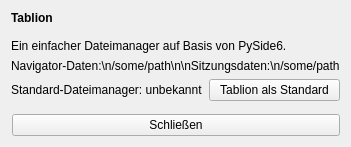
Qt form src/ui/about.ui (acambule/tablion) before a commit.
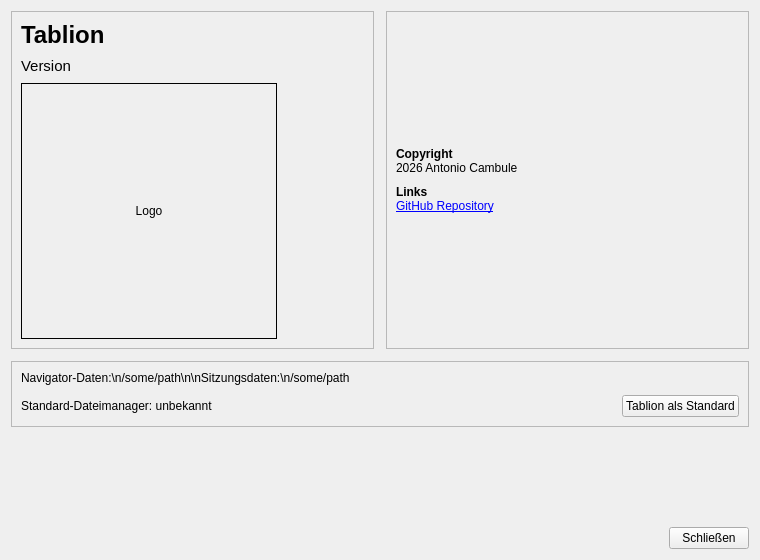
The same form after that commit.

Commit message:
feat(about-dialog): update About dialog UI and functionality
Enhance the About dialog with new layout and additional information.
Update header texts, add links, and improve logo handling.

What changed in the file:
```diff
--- a/src/ui/about.ui
+++ b/src/ui/about.ui
@@ -2,55 +2,247 @@
 <ui version="4.0">
  <class>AboutDialogUI</class>
  <widget class="QWidget" name="AboutDialogUI">
+  <property name="geometry">
+   <rect>
+    <x>0</x>
+    <y>0</y>
+    <width>760</width>
+    <height>560</height>
+   </rect>
+  </property>
+  <property name="minimumSize">
+   <size>
+    <width>760</width>
+    <height>560</height>
+   </size>
+  </property>
   <property name="windowTitle">
    <string>Über / Info</string>
   </property>
   <layout class="QVBoxLayout" name="verticalLayout">
+   <property name="spacing">
+    <number>12</number>
+   </property>
    <item>
-    <widget class="QLabel" name="introLabel">
-     <property name="text">
-      <string>&lt;b&gt;Tablion&lt;/b&gt;&lt;br/&gt;&lt;br/&gt;Ein einfacher Dateimanager auf Basis von PySide6.</string>
+    <layout class="QHBoxLayout" name="topLayout">
+     <property name="spacing">
+      <number>12</number>
      </property>
-     <property name="textFormat">
-      <enum>Qt::RichText</enum>
-     </property>
-    </widget>
-   </item>
-   <item>
-    <widget class="QLabel" name="pathsLabel">
-     <property name="text">
-      <string>Navigator-Daten:\n/some/path\n\nSitzungsdaten:\n/some/path</string>
-     </property>
-     <property name="textFormat">
-      <enum>Qt::RichText</enum>
-     </property>
-    </widget>
-   </item>
-   <item>
-    <layout class="QHBoxLayout" name="defaultLayout">
      <item>
-      <widget class="QLabel" name="defaultLabel">
-       <property name="text">
-        <string>Standard-Dateimanager: unbekannt</string>
+      <widget class="QFrame" name="leftPanel">
+       <property name="frameShape">
+        <enum>QFrame::StyledPanel</enum>
        </property>
+       <layout class="QVBoxLayout" name="leftPanelLayout">
+        <property name="spacing">
+         <number>8</number>
+        </property>
+        <item>
+         <widget class="QLabel" name="appNameLabel">
+          <property name="font">
+           <font>
+            <pointsize>18</pointsize>
+            <weight>75</weight>
+            <bold>true</bold>
+           </font>
+          </property>
+          <property name="text">
+           <string>Tablion</string>
+          </property>
+         </widget>
+        </item>
+        <item>
+         <widget class="QLabel" name="versionLabel">
+          <property name="font">
+           <font>
+            <pointsize>11</pointsize>
+           </font>
+          </property>
+          <property name="text">
+           <string>Version</string>
+          </property>
+         </widget>
+        </item>
+        <item>
+         <widget class="QLabel" name="logoLabel">
+          <property name="minimumSize">
+           <size>
+            <width>256</width>
+            <height>256</height>
+           </size>
+          </property>
+          <property name="maximumSize">
+           <size>
+            <width>256</width>
+            <height>256</height>
+           </size>
+          </property>
+          <property name="alignment">
+           <set>Qt::AlignCenter</set>
+          </property>
+          <property name="frameShape">
+           <enum>QFrame::Box</enum>
+          </property>
+          <property name="text">
+           <string>Logo</string>
+          </property>
+         </widget>
+        </item>
+       </layout>
       </widget>
      </item>
      <item>
-      <widget class="QPushButton" name="setDefaultButton">
-       <property name="text">
-        <string>Tablion als Standard</string>
+      <widget class="QFrame" name="rightPanel">
+       <property name="frameShape">
+        <enum>QFrame::StyledPanel</enum>
        </property>
+       <layout class="QVBoxLayout" name="rightPanelLayout">
+        <property name="spacing">
+         <number>10</number>
+        </property>
+        <item>
+         <spacer name="rightTopOffsetSpacer">
+          <property name="orientation">
+           <enum>Qt::Vertical</enum>
+          </property>
+          <property name="sizeHint">
+           <size>
+            <width>20</width>
+            <height>74</height>
+           </size>
+          </property>
+         </spacer>
+        </item>
+        <item>
+         <widget class="QLabel" name="copyrightLabel">
+          <property name="textFormat">
+           <enum>Qt::RichText</enum>
+          </property>
+          <property name="wordWrap">
+           <bool>true</bool>
+          </property>
+          <property name="text">
+           <string>&lt;b&gt;Copyright&lt;/b&gt;&lt;br/&gt;2026 Antonio Cambule</string>
+          </property>
+         </widget>
+        </item>
+        <item>
+         <widget class="QLabel" name="linksLabel">
+          <property name="textFormat">
+           <enum>Qt::RichText</enum>
+          </property>
+          <property name="openExternalLinks">
+           <bool>true</bool>
+          </property>
+          <property name="wordWrap">
+           <bool>true</bool>
+          </property>
+          <property name="text">
+           <string>&lt;b&gt;Links&lt;/b&gt;&lt;br/&gt;&lt;a href=&quot;https://github.com/acambule/tablion&quot;&gt;GitHub Repository&lt;/a&gt;</string>
+          </property>
+         </widget>
+        </item>
+        <item>
+         <spacer name="rightPanelSpacer">
+          <property name="orientation">
+           <enum>Qt::Vertical</enum>
+          </property>
+          <property name="sizeHint">
+           <size>
+            <width>20</width>
+            <height>40</height>
+           </size>
+          </property>
+         </spacer>
+        </item>
+       </layout>
       </widget>
      </item>
     </layout>
    </item>
    <item>
-    <spacer name="spacer"/>
+    <widget class="QFrame" name="bottomPanel">
+     <property name="frameShape">
+      <enum>QFrame::StyledPanel</enum>
+     </property>
+     <layout class="QVBoxLayout" name="bottomPanelLayout">
+      <property name="spacing">
+       <number>10</number>
+      </property>
+      <item>
+       <widget class="QLabel" name="infoLabel">
+        <property name="textFormat">
+         <enum>Qt::RichText</enum>
+        </property>
+        <property name="wordWrap">
+         <bool>true</bool>
+        </property>
+        <property name="text">
+         <string>Navigator-Daten:\n/some/path\n\nSitzungsdaten:\n/some/path</string>
+        </property>
+       </widget>
+      </item>
+      <item>
+       <layout class="QHBoxLayout" name="defaultLayout">
+        <item>
+         <widget class="QLabel" name="defaultLabel">
+          <property name="text">
+           <string>Standard-Dateimanager: unbekannt</string>
+          </property>
+         </widget>
+        </item>
+        <item>
+         <spacer name="defaultSpacer">
+          <property name="orientation">
+           <enum>Qt::Horizontal</enum>
+          </property>
+          <property name="sizeHint">
+           <size>
+            <width>40</width>
+            <height>20</height>
+           </size>
+          </property>
+         </spacer>
+        </item>
+        <item>
+         <widget class="QPushButton" name="setDefaultButton">
+          <property name="text">
+           <string>Tablion als Standard</string>
+          </property>
+         </widget>
+        </item>
+       </layout>
+      </item>
+     </layout>
+    </widget>
+   </item>
+   <item>
+    <spacer name="spacer">
+     <property name="orientation">
+      <enum>Qt::Vertical</enum>
+     </property>
+     <property name="sizeHint">
+      <size>
+       <width>20</width>
+       <height>40</height>
+      </size>
+     </property>
+    </spacer>
    </item>
    <item>
     <layout class="QHBoxLayout" name="closeLayout">
      <item>
-      <spacer name="closeSpacer"/>
+      <spacer name="closeSpacer">
+       <property name="orientation">
+        <enum>Qt::Horizontal</enum>
+       </property>
+       <property name="sizeHint">
+        <size>
+         <width>40</width>
+         <height>20</height>
+        </size>
+       </property>
+      </spacer>
      </item>
      <item>
       <widget class="QPushButton" name="closeButton">
```
The commit also changes 3 other files.
